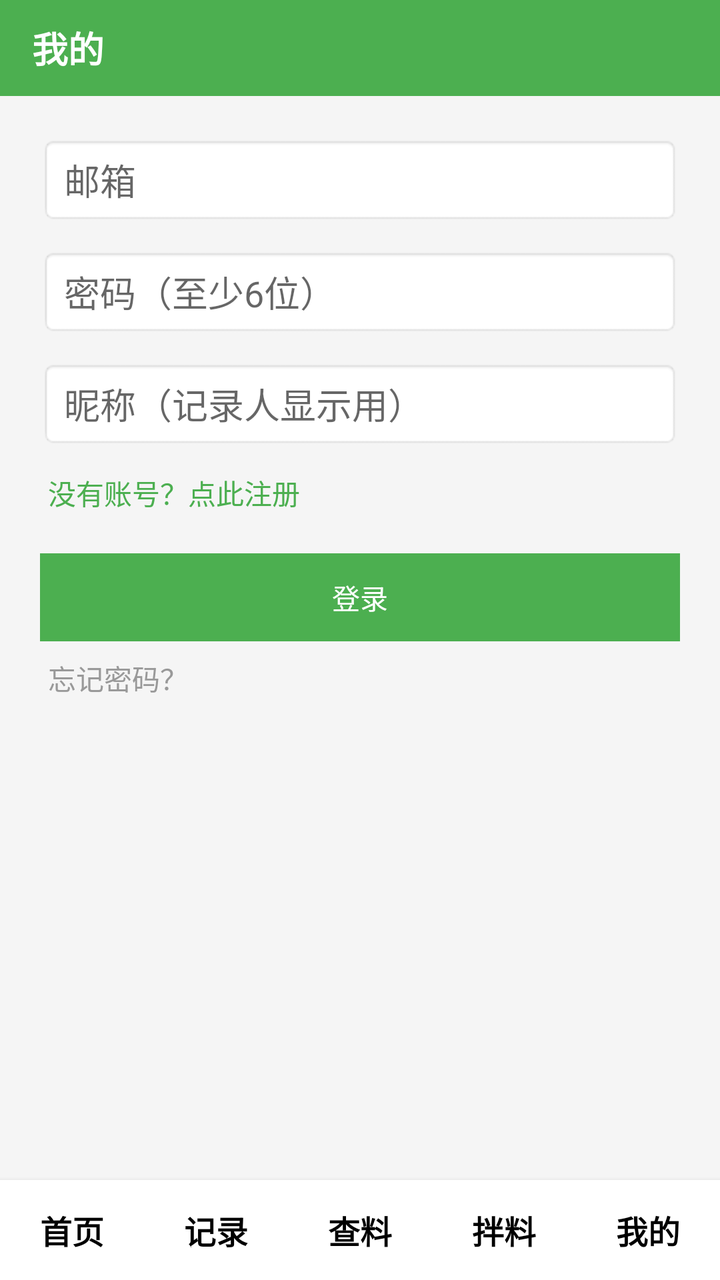
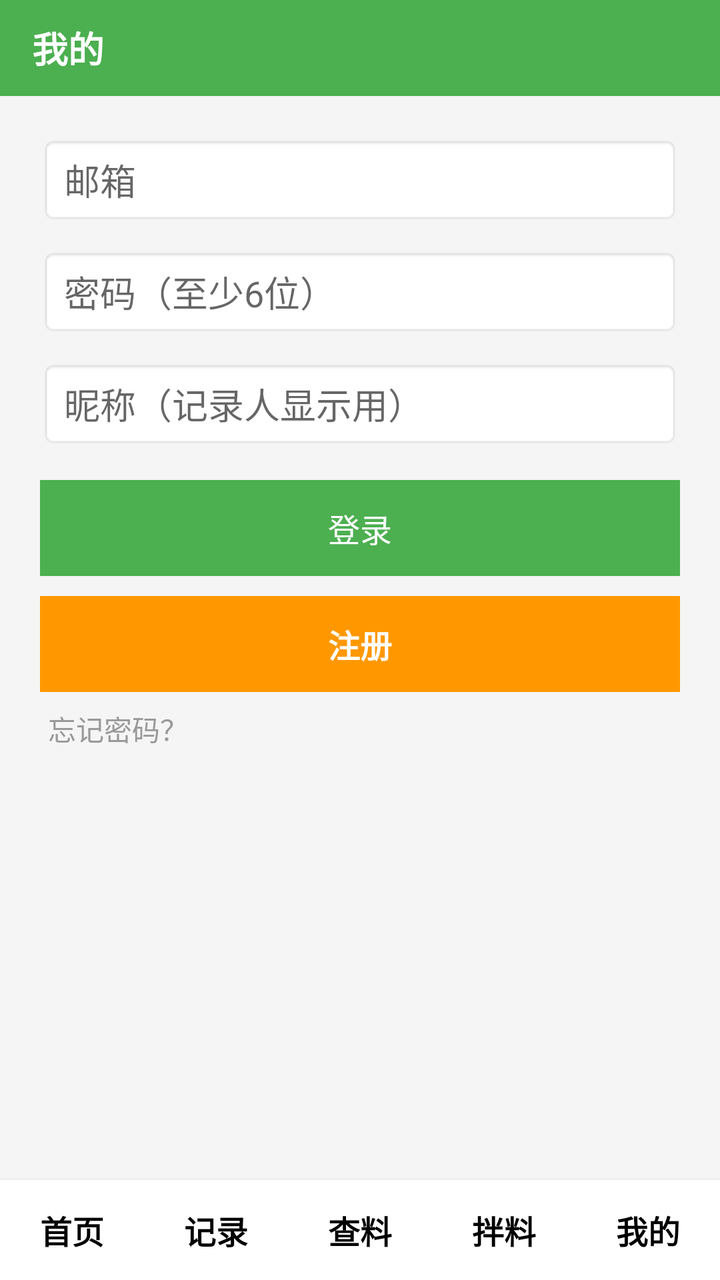

The first picture is an Android layout as it rendered before a commit; the second is the same layout after the commit. The layout source and the unified diff follow.
<!-- AndroidManifest.xml: activity theme AppTheme.NoWindowBackground -->
<!-- res/layout/activity_profile.xml -->
<?xml version="1.0" encoding="utf-8"?>
<LinearLayout xmlns:android="http://schemas.android.com/apk/res/android"
    android:layout_width="match_parent"
    android:layout_height="match_parent"
    android:orientation="vertical"
    android:background="#FFF5F5F5">

    
    <LinearLayout
        android:layout_width="match_parent"
        android:layout_height="48dp"
        android:gravity="center_vertical"
        android:paddingStart="16dp"
        android:paddingEnd="16dp"
        android:background="#FF4CAF50">

        <TextView
            android:layout_width="wrap_content"
            android:layout_height="wrap_content"
            android:text="@string/nav_my"
            android:textSize="18sp"
            android:textColor="#FFFFFFFF"
            android:textStyle="bold" />
    </LinearLayout>

    
    <LinearLayout
        android:id="@+id/layout_logged_in"
        android:layout_width="match_parent"
        android:layout_height="0dp"
        android:layout_weight="1"
        android:orientation="vertical"
        android:visibility="gone"
        android:padding="20dp">

        <TextView
            android:id="@+id/tv_nickname"
            android:layout_width="wrap_content"
            android:layout_height="wrap_content"
            android:textSize="22sp"
            android:textColor="#FF333333"
            android:textStyle="bold" />

        <TextView
            android:id="@+id/tv_email"
            android:layout_width="wrap_content"
            android:layout_height="wrap_content"
            android:textSize="14sp"
            android:textColor="#FF999999"
            android:layout_marginTop="4dp" />

        <TextView
            android:layout_width="wrap_content"
            android:layout_height="wrap_content"
            android:textSize="14sp"
            android:textColor="#FF4CAF50"
            android:layout_marginTop="12dp"
            android:id="@+id/tv_recorder_info" />

        <Button
            android:id="@+id/btn_edit_nickname"
            style="?android:attr/borderlessButtonStyle"
            android:layout_width="match_parent"
            android:layout_height="44dp"
            android:layout_marginTop="12dp"
            android:text="@string/btn_edit_nickname"
            android:textColor="#FFFFFFFF"
            android:background="#FF2196F3"
            android:gravity="center" />

        <Button
            android:id="@+id/btn_logout"
            style="?android:attr/borderlessButtonStyle"
            android:layout_width="match_parent"
            android:layout_height="44dp"
            android:layout_marginTop="12dp"
            android:text="@string/btn_logout"
            android:textColor="#FFFFFFFF"
            android:background="#FFE53935"
            android:gravity="center" />
    </LinearLayout>

    
    <ScrollView
        android:id="@+id/layout_login"
        android:layout_width="match_parent"
        android:layout_height="0dp"
        android:layout_weight="1"
        android:padding="20dp">

        <LinearLayout
            android:layout_width="match_parent"
            android:layout_height="wrap_content"
            android:orientation="vertical">

            <EditText
                android:id="@+id/et_email"
                android:layout_width="match_parent"
                android:layout_height="44dp"
                android:hint="@string/hint_email"
                android:inputType="textEmailAddress"
                android:background="@android:drawable/editbox_background"
                android:paddingStart="12dp"
                android:paddingEnd="12dp"
                android:autofillHints="emailAddress" />

            <EditText
                android:id="@+id/et_password"
                android:layout_width="match_parent"
                android:layout_height="44dp"
                android:hint="@string/hint_password"
                android:inputType="textPassword"
                android:background="@android:drawable/editbox_background"
                android:paddingStart="12dp"
                android:paddingEnd="12dp"
                android:layout_marginTop="12dp"
                android:autofillHints="password" />

            <EditText
                android:id="@+id/et_nickname"
                android:layout_width="match_parent"
                android:layout_height="44dp"
                android:hint="@string/hint_nickname"
                android:inputType="textPersonName"
                android:background="@android:drawable/editbox_background"
                android:paddingStart="12dp"
                android:paddingEnd="12dp"
                android:layout_marginTop="12dp"
                android:autofillHints="name" />

            <TextView
                android:id="@+id/tv_toggle_mode"
                android:layout_width="wrap_content"
                android:layout_height="wrap_content"
                android:text="@string/no_account_register"
                android:textSize="14sp"
                android:textColor="#FF4CAF50"
                android:layout_marginTop="8dp"
                android:padding="4dp" />

            <Button
                android:id="@+id/btn_login"
                style="?android:attr/borderlessButtonStyle"
                android:layout_width="match_parent"
                android:layout_height="44dp"
                android:layout_marginTop="16dp"
            android:text="@string/btn_login"
            android:textColor="#FFFFFFFF"
            android:background="#FF4CAF50" />

            <TextView
                android:id="@+id/tv_forgot_pwd"
                android:layout_width="wrap_content"
                android:layout_height="wrap_content"
                android:text="@string/forgot_password"
                android:textSize="14sp"
                android:textColor="#FF999999"
                android:layout_marginTop="4dp"
                android:padding="4dp" />

            <TextView
                android:id="@+id/tv_error"
                android:layout_width="match_parent"
                android:layout_height="wrap_content"
                android:textSize="14sp"
                android:textColor="#FFE53935"
                android:layout_marginTop="8dp"
                android:visibility="gone" />
        </LinearLayout>
    </ScrollView>

    
    <LinearLayout
        android:layout_width="match_parent"
        android:layout_height="50dp"
        android:orientation="horizontal"
        android:gravity="center"
        android:background="#FFFFFFFF"
        android:elevation="4dp">

        <TextView android:id="@+id/nav_home" style="@style/BottomNavItem" android:text="@string/nav_home" />
        <TextView android:id="@+id/nav_record" style="@style/BottomNavItem" android:text="@string/nav_record" />
        <TextView android:id="@+id/nav_check" style="@style/BottomNavItem" android:text="@string/nav_check" />
        <TextView android:id="@+id/nav_mix" style="@style/BottomNavItem" android:text="@string/nav_mix" />
        <TextView android:id="@+id/nav_my" style="@style/BottomNavItem" android:text="@string/nav_my" />
    </LinearLayout>
</LinearLayout>
<!-- resources referenced by this layout -->
<resources>
  <string name="btn_edit_nickname">修改昵称</string>
  <string name="btn_login">登录</string>
  <string name="btn_logout">退出登录</string>
  <string name="forgot_password">忘记密码？</string>
  <string name="hint_email">邮箱</string>
  <string name="hint_nickname">昵称（记录人显示用）</string>
  <string name="hint_password">密码（至少6位）</string>
  <string name="nav_check">查料</string>
  <string name="nav_home">首页</string>
  <string name="nav_mix">拌料</string>
  <string name="nav_my">我的</string>
  <string name="nav_record">记录</string>
  <string name="no_account_register">没有账号？点此注册</string>
  <style name="BottomNavItem">
          <item name="android:layout_width">0dp</item>
          <item name="android:layout_height">match_parent</item>
          <item name="android:layout_weight">1</item>
          <item name="android:gravity">center</item>
          <item name="android:textSize">16sp</item>
          <item name="android:textColor">#000000</item>
          <item name="android:textStyle">bold</item>
          <item name="android:background">?attr/selectableItemBackground</item>
      </style>
  <style name="AppTheme.NoWindowBackground" parent="AppTheme">
          <item name="android:windowBackground">@null</item>
      </style>
  <style name="AppTheme" parent="Theme.AppCompat.Light.NoActionBar">
          <item name="colorPrimary">@color/colorPrimary</item>
          <item name="colorPrimaryDark">@color/colorPrimaryDark</item>
          <item name="colorAccent">@color/colorAccent</item>
      </style>
  <color name="colorPrimary">#009688</color>
  <color name="colorPrimaryDark">#00796B</color>
  <color name="colorAccent">#FF9800</color>
</resources>

<!-- the commit's change to res/layout/activity_profile.xml (unified diff, before → after) -->
@@ -128,25 +128,28 @@
                 android:layout_marginTop="12dp"
                 android:autofillHints="name" />
 
-            <TextView
-                android:id="@+id/tv_toggle_mode"
-                android:layout_width="wrap_content"
-                android:layout_height="wrap_content"
-                android:text="@string/no_account_register"
-                android:textSize="14sp"
-                android:textColor="#FF4CAF50"
-                android:layout_marginTop="8dp"
-                android:padding="4dp" />
-
             <Button
                 android:id="@+id/btn_login"
                 style="?android:attr/borderlessButtonStyle"
                 android:layout_width="match_parent"
-                android:layout_height="44dp"
+                android:layout_height="48dp"
                 android:layout_marginTop="16dp"
-            android:text="@string/btn_login"
-            android:textColor="#FFFFFFFF"
-            android:background="#FF4CAF50" />
+                android:text="@string/btn_login"
+                android:textSize="16sp"
+                android:textColor="#FFFFFFFF"
+                android:background="#FF4CAF50" />
+
+            <Button
+                android:id="@+id/btn_register"
+                style="?android:attr/borderlessButtonStyle"
+                android:layout_width="match_parent"
+                android:layout_height="48dp"
+                android:layout_marginTop="10dp"
+                android:text="@string/btn_register"
+                android:textSize="16sp"
+                android:textStyle="bold"
+                android:textColor="#FFFFFFFF"
+                android:background="#FFFF9800" />
 
             <TextView
                 android:id="@+id/tv_forgot_pwd"
@@ -159,6 +162,17 @@
                 android:padding="4dp" />
 
             <TextView
+                android:id="@+id/tv_logout_on_login"
+                android:layout_width="wrap_content"
+                android:layout_height="wrap_content"
+                android:text="@string/btn_logout"
+                android:textSize="13sp"
+                android:textColor="#FF999999"
+                android:layout_marginTop="12dp"
+                android:padding="4dp"
+                android:visibility="gone" />
+
+            <TextView
                 android:id="@+id/tv_error"
                 android:layout_width="match_parent"
                 android:layout_height="wrap_content"
<!-- resource entries referenced after the edit -->
@@ -3,6 +3,7 @@
   <string name="btn_edit_nickname">修改昵称</string>
   <string name="btn_login">登录</string>
   <string name="btn_logout">退出登录</string>
+  <string name="btn_register">注册</string>
   <string name="forgot_password">忘记密码？</string>
   <string name="hint_email">邮箱</string>
   <string name="hint_nickname">昵称（记录人显示用）</string>
@@ -12,7 +13,6 @@
   <string name="nav_mix">拌料</string>
   <string name="nav_my">我的</string>
   <string name="nav_record">记录</string>
-  <string name="no_account_register">没有账号？点此注册</string>
   <style name="BottomNavItem">
           <item name="android:layout_width">0dp</item>
           <item name="android:layout_height">match_parent</item>
